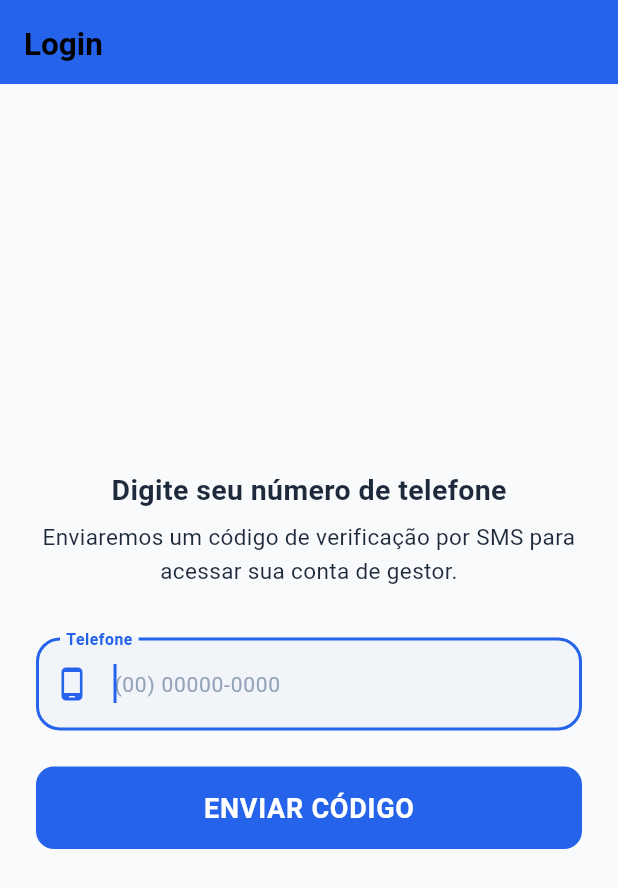
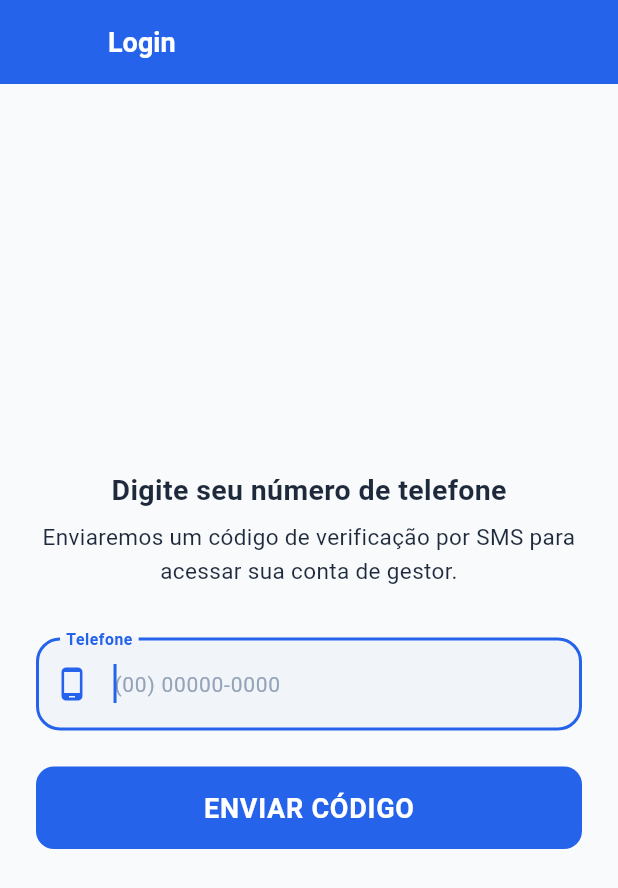
Before and after one commit to cassiotribeiro90/QuiManda, a Flutter app: the screen it shows after launch, on a phone screen of 412 x 824 dp. Shown: the top 888 px of the screen. Run offline on Flutter 3.47's test engine with Material 3 defaults, Android fonts, the phone set to English and light mode, and no system bars; our stand-ins replace bloc, cached_network_image, dio, equatable, firebase_core, firebase_messaging and 13 more; missing offline and left inert: dart:js_interop, dart:ui_web, webview_windows; accounts and stored records are empty; network calls fail.

Commit message:
Icones e ResponsiveScaffold

```diff
--- a/lib/app/core/theme/app_theme.dart
+++ b/lib/app/core/theme/app_theme.dart
@@ -24,10 +24,10 @@ class AppTheme {
       appBarTheme: AppBarTheme(
         elevation: 0,
         backgroundColor: AppColors.primary,
-        foregroundColor: AppColors.textPrimary,
+        foregroundColor: Colors.white,
         centerTitle: false,
-        titleTextStyle: AppTextStyles.titleMedium.copyWith(color: Colors.black),
-        iconTheme: const IconThemeData(color: AppColors.textPrimary),
+        titleTextStyle: AppTextStyles.titleMedium.copyWith(color: Colors.white),
+        iconTheme: const IconThemeData(color: Colors.white),
       ),
 
       textTheme: const TextTheme(
--- a/lib/app/modules/auth/views/otp_verification_page.dart
+++ b/lib/app/modules/auth/views/otp_verification_page.dart
@@ -7,6 +7,7 @@ import '../../../core/responsive/responsive_scaffold.dart';
 import '../../../core/theme/app_text_styles.dart';
 import '../../store/bloc/store_cubit.dart';
 import '../../store/bloc/store_state.dart';
+import '../../../widgets/custom_app_bar.dart';
 
 class OtpVerificationPage extends StatefulWidget {
   final String telefone;
@@ -49,7 +50,10 @@ class _OtpVerificationPageState extends State<OtpVerificationPage> {
   @override
   Widget build(BuildContext context) {
     return ResponsiveScaffold(
-      appBar: AppBar(title: const Text('Verificação')),
+      appBar: const CustomAppBar(
+        title: 'Verificação',
+        automaticallyImplyLeading: true,
+      ),
       body: BlocConsumer<AuthCubit, AuthState>(
         listener: (context, state) {
           if (state is AuthAuthenticated) {
--- a/lib/app/modules/auth/views/phone_input_page.dart
+++ b/lib/app/modules/auth/views/phone_input_page.dart
@@ -6,6 +6,7 @@ import '../cubit/auth_state.dart';
 import '../../../navigation/navigation_cubit.dart';
 import '../../../core/responsive/responsive_scaffold.dart';
 import '../../../core/theme/app_text_styles.dart';
+import '../../../widgets/custom_app_bar.dart';
 
 class PhoneInputPage extends StatefulWidget {
   const PhoneInputPage({super.key});
@@ -30,7 +31,11 @@ class _PhoneInputPageState extends State<PhoneInputPage> {
   @override
   Widget build(BuildContext context) {
     return ResponsiveScaffold(
-      appBar: AppBar(title: const Text('Login')),
+      appBar: const CustomAppBar(
+        title: 'Login',
+        automaticallyImplyLeading: false,
+        leading: SizedBox.shrink(),
+      ),
       body: BlocConsumer<AuthCubit, AuthState>(
         listener: (context, state) {
           if (state is AuthPhoneSent) {
--- a/lib/app/widgets/custom_app_bar.dart
+++ b/lib/app/widgets/custom_app_bar.dart
@@ -25,20 +25,26 @@ class CustomAppBar extends StatelessWidget implements PreferredSizeWidget {
       backgroundColor: Theme.of(context).primaryColor,
       foregroundColor: Colors.white,
       automaticallyImplyLeading: automaticallyImplyLeading,
+      titleTextStyle: const TextStyle(
+        color: Colors.white,
+        fontSize: 18,
+        fontWeight: FontWeight.bold,
+      ),
+      iconTheme: const IconThemeData(color: Colors.white),
       title: titleWidget ?? (title != null
           ? Text(
               title!,
               style: const TextStyle(color: Colors.white, fontWeight: FontWeight.bold),
             )
           : null),
-      leading: leading ?? (!isDesktop
+      leading: leading ?? (automaticallyImplyLeading ? null : (!isDesktop
           ? IconButton(
               icon: const Icon(Icons.menu, color: Colors.white),
               onPressed: () {
                 HomeView.scaffoldKey.currentState?.openDrawer();
               },
             )
-          : null),
+          : null)),
       actions: actions,
       elevation: 0,
     );
```
Also changed, not shown: lib/app/modules/all_pedidos/views/all_pedido_detail_screen.dart (+16 -26 lines), lib/app/modules/all_pedidos/views/all_pedidos_list_screen.dart (+5 -17 lines), lib/app/modules/produtos/views/produto_form_view.dart (+11 -3 lines), pubspec.yaml (+14 -0 lines), 22 other files.
